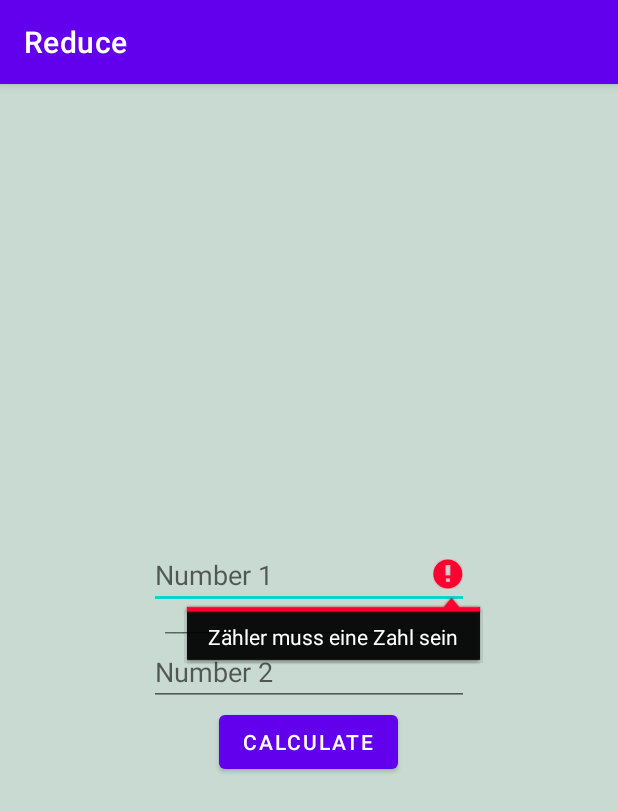
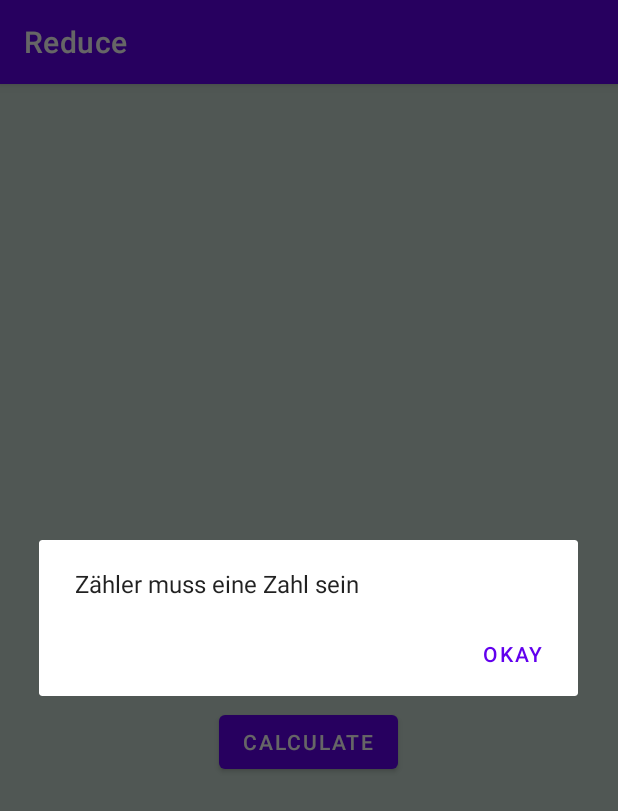
Before and after one commit to Korkmatik/Smartphone-Software-Development, an Android app: the screen it shows after launch (MainActivity), after a tap on "CALCULATE", on a phone screen of 412 x 824 dp. Shown: the top 811 px of the screen. Run offline under Robolectric (Android 15) with nearby library versions, the phone set to English and light mode, and no system bars.

Commit message:
Add alert dialog when wrong input

```diff
--- a/Reduce/app/src/main/java/com/example/reduce/MainActivity.java
+++ b/Reduce/app/src/main/java/com/example/reduce/MainActivity.java
@@ -2,6 +2,8 @@ package com.example.reduce;
 
 import androidx.appcompat.app.AppCompatActivity;
 
+import android.app.AlertDialog;
+import android.content.DialogInterface;
 import android.os.Bundle;
 import android.util.Log;
 import android.view.View;
@@ -39,13 +41,29 @@ public class MainActivity extends AppCompatActivity {
                 String strNumerator = etNumerator.getText().toString();
                 String strDenominator = etDenominator.getText().toString();
 
+                AlertDialog.Builder alertDialogBuilder = new AlertDialog.Builder(MainActivity.this);
+
+                alertDialogBuilder.setPositiveButton("Okay", (dialog, which) -> {});
+
                 if (!CheckNumber.check(strNumerator)) {
-                    etNumerator.setError("Zähler muss eine Zahl sein");
+                    String message = "Zähler muss eine Zahl sein";
+                    etNumerator.setError(message);
+
+                    alertDialogBuilder.setMessage(message);
+
+                    AlertDialog alertDialog = alertDialogBuilder.create();
+                    alertDialog.show();
                     return;
                 }
 
                 if (!CheckNumber.check(strDenominator)) {
-                    etDenominator.setError("Nenner muss eine Zahl sein");
+                    String message = "Nenner muss eine Zahl sein";
+                    etDenominator.setError(message);
+
+                    alertDialogBuilder.setMessage(message);
+
+                    AlertDialog alertDialog = alertDialogBuilder.create();
+                    alertDialog.show();
                     return;
                 }
 
```
